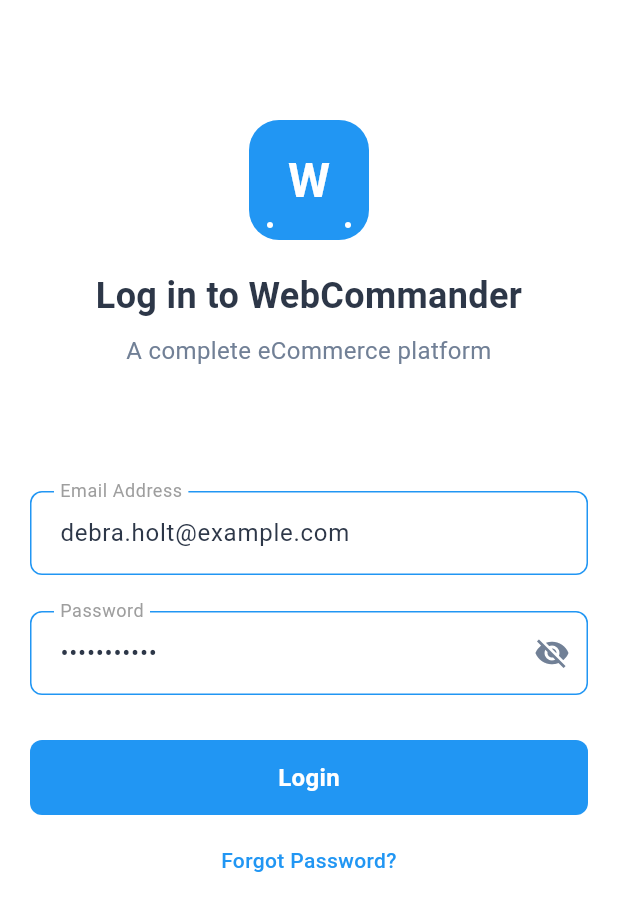
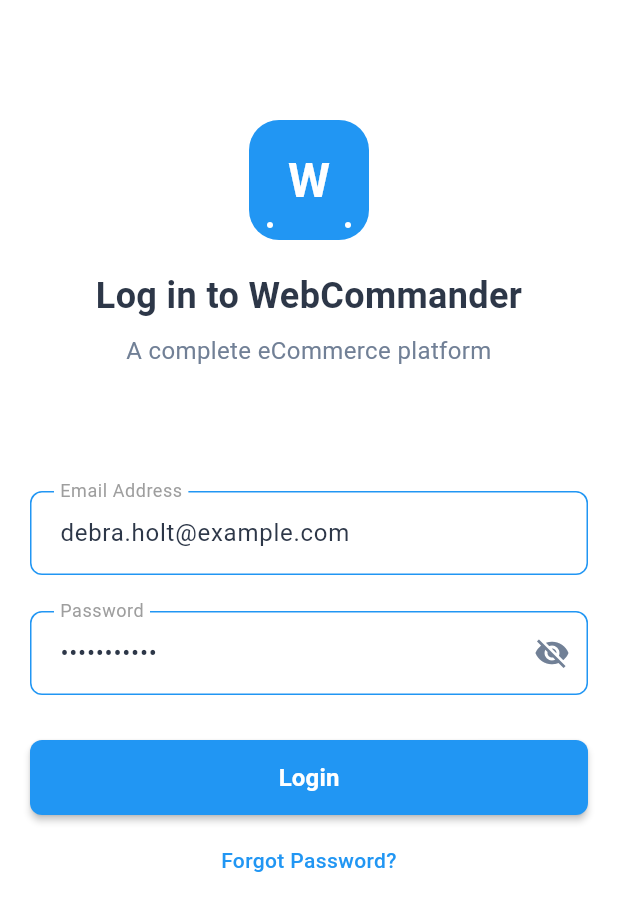
Before and after one commit to zubayer944/flutter_assesment_jubayer_bin_montasir_bit_mascot, a Flutter app: the screen it shows after launch, on a phone screen of 412 x 824 dp. Shown: the top 911 px of the screen. Run offline on Flutter 3.47's test engine with Material 3 defaults, Android fonts, the phone set to English and light mode, and no system bars; our stand-ins replace dartz, dio, equatable, get, get_storage.

Commit message:
use custom button

```diff
--- a/lib/features/auth/presentation/pages/login_page.dart
+++ b/lib/features/auth/presentation/pages/login_page.dart
@@ -1,6 +1,7 @@
 import 'package:flutter/material.dart';
 import 'package:get/get.dart';
 import '../../../../core/constants/app_sizes.dart';
+import '../../../../shared/widgets/custom_button.dart';
 import '../controllers/auth_controller.dart';
 import '../../../../core/constants/app_colors.dart';
 import '../../../../core/utils/field_validator.dart';
@@ -207,41 +208,15 @@ class LoginPage extends GetView<AuthController> {
 
   Widget _buildLoginButton() {
     return Obx(
-          () => Container(
+      () => CustomButton(
+        text: 'Login',
+        onPressed: controller.isLoading ? null : controller.login,
+        isLoading: controller.isLoading,
+        backgroundColor: AppColors.primary,
+        textColor: Colors.white,
         width: double.infinity,
         height: AppSizes.h50,
-        decoration: BoxDecoration(
-          color: AppColors.primary,
-          borderRadius: BorderRadius.circular(AppSizes.w8),
-        ),
-        child: Material(
-          color: Colors.transparent,
-          child: InkWell(
-            borderRadius: BorderRadius.circular(AppSizes.w8),
-            onTap: controller.isLoading ? null : controller.login,
-            child: Center(
-              child: controller.isLoading
-                  ? SizedBox(
-                width: AppSizes.w20,
-                height: AppSizes.w20,
-                child: const CircularProgressIndicator(
-                  strokeWidth: 2,
-                  valueColor: AlwaysStoppedAnimation<Color>(
-                    Colors.white,
-                  ),
-                ),
-              )
-                  : Text(
-                'Login',
-                style: TextStyle(
-                  color: Colors.white,
-                  fontSize: AppSizes.w16,
-                  fontWeight: FontWeight.w600,
-                ),
-              ),
-            ),
-          ),
-        ),
+        borderRadius: AppSizes.w8,
       ),
     );
   }
```
